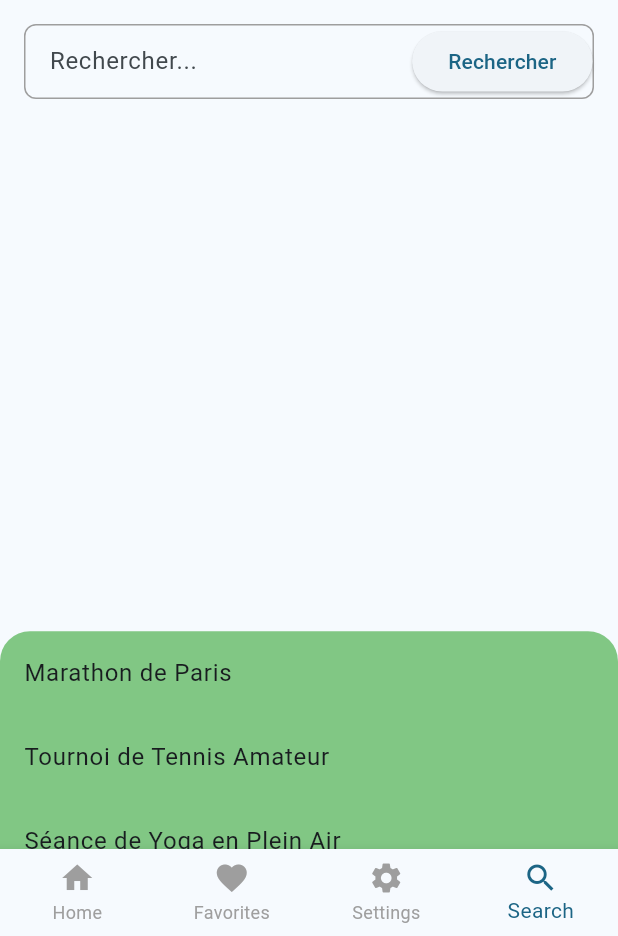
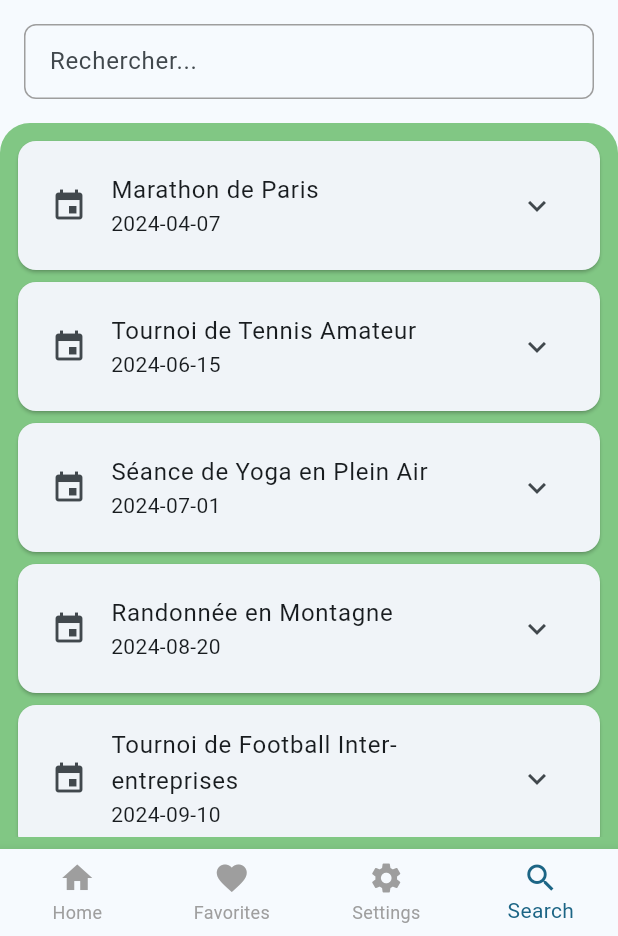
Before and after one commit to ben-ht/sporty, a Flutter app: the screen it shows after launch, item 4 of the bottom bar chosen, on a phone screen of 412 x 824 dp, the part 300-1236 px from its top. Run offline on Flutter 3.47's test engine with Material 3 defaults, Android fonts, the phone set to English and light mode, and no system bars; our stand-ins replace flutter_svg.

Commit message:
ecran de recherche

```diff
--- /dev/null
+++ b/lib/ui/search/event_card.dart
@@ -0,0 +1,39 @@
+import 'package:flutter/material.dart';
+import 'package:sporty/model/event/event.dart';
+
+class EventCard extends StatelessWidget {
+  final Event event ;
+
+  EventCard(this.event) ;
+
+  @override
+  Widget build(BuildContext context) {
+    return Card(
+      child: Container(
+        padding: EdgeInsets.all(6),
+        child: ExpansionTile(
+          leading: Icon(Icons.event),
+          title: Text(event.title ?? 'Événement sans titre'),
+          subtitle: Text(event.date ?? 'Date non spécifiée'),
+          children: [
+            Padding(
+              padding: EdgeInsets.all(16),
+              child: Column(
+                crossAxisAlignment: CrossAxisAlignment.start,
+                children: [
+                  Text('Description: ${event.description ?? 'Aucune description'}'),
+                  SizedBox(height: 8),
+                  Text('Lieu: ${event.location ?? 'Non spécifié'}'),
+                  SizedBox(height: 8),
+                  Text('Sports: ${event.sports?.join(', ') ?? 'Aucun sport spécifié'}'),
+                  SizedBox(height: 8),
+                  Text('Participants: ${event.maxParticipants ?? 'Non spécifié'}'),
+                ],
+              ),
+            ),
+          ]
+        )
+      ),
+    ) ;
+  }
+}
--- a/lib/ui/search/search.dart
+++ b/lib/ui/search/search.dart
@@ -3,6 +3,7 @@ import 'dart:convert';
 import 'package:flutter/material.dart';
 import 'package:flutter/services.dart' show rootBundle;
 import 'package:sporty/model/event/event.dart';
+import 'package:sporty/ui/search/event_card.dart';
 
 class Search extends StatefulWidget {
   const Search({super.key});
@@ -13,7 +14,7 @@ class Search extends StatefulWidget {
 
 class _SearchState extends State<Search> {
 
-  final TextEditingController _searchController = TextEditingController();
+  // final TextEditingController _searchController = TextEditingController();
   List<Event> _allEvents = [];
   List<Event> _filteredEvents = [];
 
@@ -66,7 +67,7 @@ class _SearchState extends State<Search> {
                 children: [
                   Expanded(
                     child: TextField(
-                      controller: _searchController, // utile ?
+                      // controller: _searchController, // utile ?
                       onChanged: (value) => _handleSearch(value),
                       decoration: InputDecoration(
                         hintText: 'Rechercher...',
@@ -74,13 +75,7 @@ class _SearchState extends State<Search> {
                         contentPadding: EdgeInsets.symmetric(horizontal: 16),
                       ),
                     ),
-                  ),
-                  ElevatedButton(
-                    onPressed: () {
-                      // Logique de recherche
-                    },
-                    child: Text('Rechercher'),
-                  ),
+                  )
                 ],
               ),
             ),
@@ -89,11 +84,12 @@ class _SearchState extends State<Search> {
 
           Expanded(
             child: DraggableScrollableSheet(
-              initialChildSize: 0.3,
-              minChildSize: 0.1,
-              maxChildSize: 0.9,
+              initialChildSize: 1.0,
+              minChildSize: 1.0,
+              maxChildSize: 1.0,
               builder: (context, scrollController) {
                 return Container(
+                  padding: EdgeInsets.all(8.0),
                   decoration: BoxDecoration(
                     color: Colors.green[300],
                     borderRadius: BorderRadius.vertical(top: Radius.circular(20)),
@@ -102,11 +98,12 @@ class _SearchState extends State<Search> {
                     controller: scrollController,
                     itemCount: _filteredEvents.length,
                     itemBuilder: (context, index) {
-                      return ListTile(
-                        title: Text(_filteredEvents[index].title ?? 'toto'),
-                        // subtitle: Text(_filteredEvents[index].sports!.map((s) => s.name).join(', ')),
-                        // subtitle: Text(_filteredEvents[index].sports!.join(', ')),
-                      );
+                      // return ListTile(
+                      //   title: Text(_filteredEvents[index].title ?? 'toto'),
+                      //   // subtitle: Text(_filteredEvents[index].sports!.map((s) => s.name).join(', ')),
+                      //   subtitle: Text(_filteredEvents[index].sports!.join(', ')),
+                      // );
+                      return EventCard(_filteredEvents[index]);
                     },
                   ),
                 );
--- a/public/data/events.json
+++ b/public/data/events.json
@@ -3,7 +3,7 @@
       "id": 1,
       "title": "Marathon de Paris",
       "description": "Course annuelle à travers les rues de Paris",
-      "date": "2024-04-07T09:00:00Z",
+      "date": "2024-04-07",
       "location": "Paris, France",
       "sports": ["Course à pied"],
       "maxParticipants": 50000,
@@ -13,7 +13,7 @@
       "id": 2,
       "title": "Tournoi de Tennis Amateur",
       "description": "Compétition locale pour joueurs amateurs",
-      "date": "2024-06-15T10:00:00Z",
+      "date": "2024-06-15",
       "location": "Club de Tennis Municipal, Lyon",
       "sports": ["Tennis"],
       "maxParticipants": 64,
@@ -23,7 +23,7 @@
       "id": 3,
       "title": "Séance de Yoga en Plein Air",
       "description": "Session de yoga gratuite dans le parc central",
-      "date": "2024-07-01T18:30:00Z",
+      "date": "2024-07-01",
       "location": "Parc de la Tête d'Or, Lyon",
       "sports": ["Yoga"],
       "maxParticipants": 100,
@@ -33,7 +33,7 @@
       "id": 4,
       "title": "Randonnée en Montagne",
       "description": "Excursion guidée dans les Alpes françaises",
-      "date": "2024-08-20T07:00:00Z",
+      "date": "2024-08-20",
       "location": "Chamonix-Mont-Blanc",
       "sports": ["Randonnée"],
       "maxParticipants": 20,
@@ -43,7 +43,7 @@
       "id": 5,
       "title": "Tournoi de Football Inter-entreprises",
       "description": "Compétition amicale entre entreprises locales",
-      "date": "2024-09-10T14:00:00Z",
+      "date": "2024-09-10",
       "location": "Stade Municipal, Marseille",
       "sports": ["Football"],
       "maxParticipants": 160,
```
